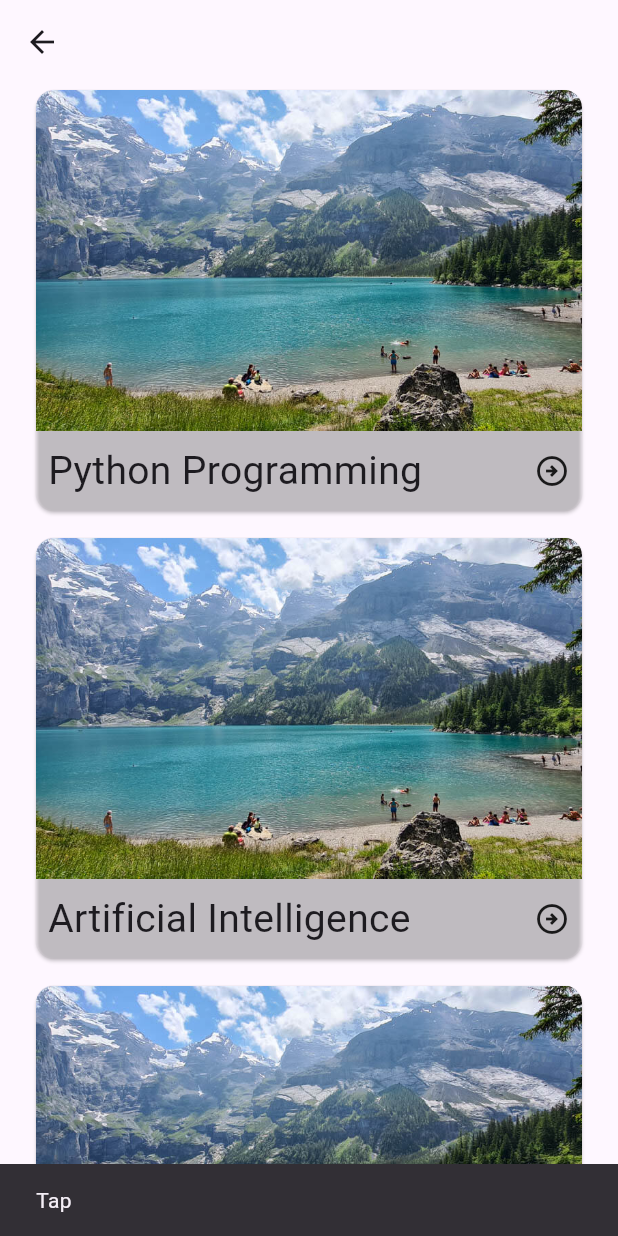
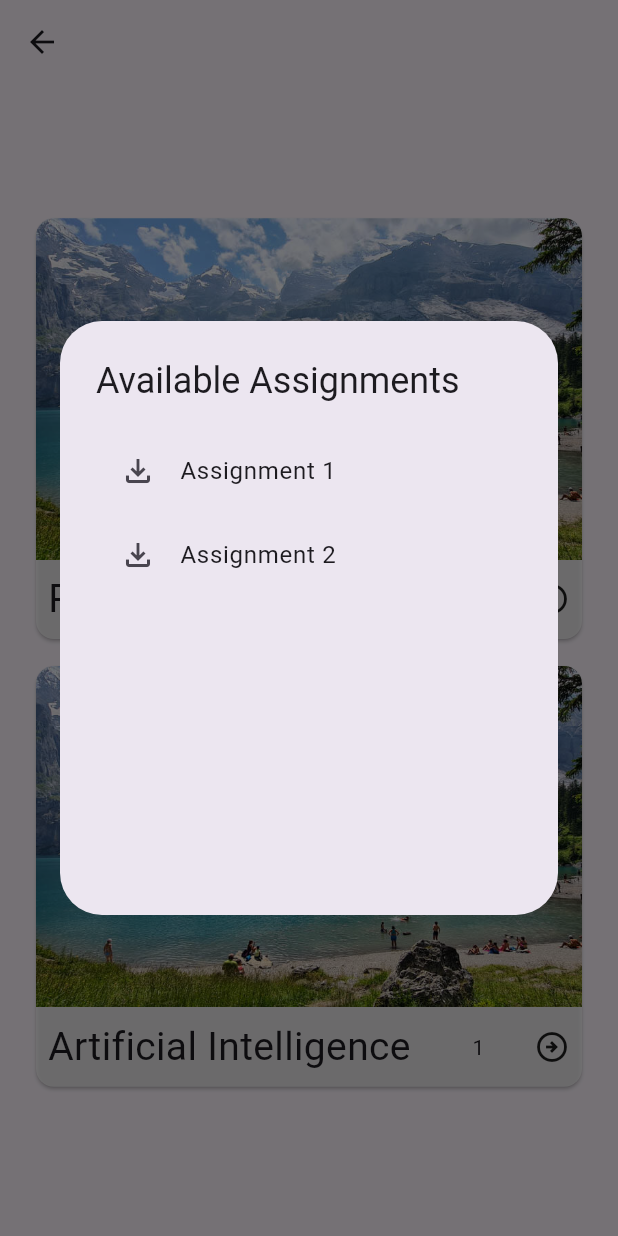
Before and after one commit to panchalbhavya2210/flutter_learn, a Flutter app: the CardDisplay screen opened directly, after a tap on "Python Programming", on a phone screen of 412 x 824 dp. Run offline on Flutter 3.47's test engine with Material 3 defaults, Android fonts, the phone set to English and light mode, and no system bars.

Commit message:
added plugin

```diff
--- /dev/null
+++ b/lib/semester/customcard.dart
@@ -0,0 +1,92 @@
+import "package:flutter/material.dart";
+import "package:url_launcher/url_launcher.dart";
+
+class CustomCard extends StatelessWidget {
+  const CustomCard(
+      {super.key,
+      required this.title,
+      required this.imgUrl,
+      required this.fileUrl});
+
+  final String title;
+  final String imgUrl;
+  final List<String> fileUrl;
+
+  @override
+  Widget build(BuildContext context) {
+    return InkWell(
+      radius: double.infinity,
+      onTap: () {
+        showDialog(
+            context: context,
+            builder: (BuildContext context) {
+              return AlertDialog(
+                title: Text('Available Assignments'),
+                content: setupAlertDialoadContainer(),
+              );
+            });
+      },
+      child: Card(
+        clipBehavior: Clip.antiAlias,
+        color: Colors.white70,
+        child: Column(
+          crossAxisAlignment: CrossAxisAlignment.start,
+          children: [
+            SizedBox(
+              width: double.infinity,
+              child: Image.asset(imgUrl),
+            ),
+            Row(
+              mainAxisAlignment: MainAxisAlignment.spaceBetween,
+              children: <Widget>[
+                Padding(
+                  padding: const EdgeInsets.all(8.0),
+                  child: Text(
+                    title,
+                    style: const TextStyle(
+                      fontSize: 26,
+                    ),
+                  ),
+                ),
+                Padding(
+                  padding: EdgeInsets.all(8),
+                  child: Text('${fileUrl.length}'),
+                ),
+                const Padding(
+                  padding: EdgeInsets.only(right: 8),
+                  child: Icon(Icons.arrow_circle_right_outlined),
+                ),
+              ],
+            )
+          ],
+        ),
+      ),
+    );
+  }
+
+  Widget setupAlertDialoadContainer() {
+    return SizedBox(
+      height: 300.0, // Change as per your requirement
+      width: 300.0, // Change as per your requirement
+      child: ListView.builder(
+        itemCount: fileUrl.length,
+        itemBuilder: (context, index) {
+          final url = fileUrl[index];
+          return ListTile(
+            leading: Icon(Icons.file_download_outlined),
+            title: Text("Assignment ${index + 1}"),
+            onTap: () => _launchUrl(url),
+          );
+        },
+      ),
+    );
+  }
+}
+
+_launchUrl(String url) async {
+  // Uri.encodeComponent(url);
+  final Uri uri = Uri.parse(url);
+  if (!await launchUrl(uri)) {
+    throw Exception('Could not launch');
+  }
+}
--- a/lib/semester/sem6.dart
+++ b/lib/semester/sem6.dart
@@ -1,4 +1,5 @@
 import "package:flutter/material.dart";
+import "package:hello_world/semester/customcard.dart";
 
 class CardDisplay extends StatelessWidget {
   const CardDisplay({super.key});
@@ -24,25 +25,33 @@ class CardDisplay extends StatelessWidget {
                     margin: EdgeInsets.only(bottom: 10),
                     width: double.infinity,
                     child: const CustomCard(
-                        title: "Python Programming", imgUrl: "images/lake.jpg"),
+                      title: "Python Programming",
+                      imgUrl: "images/lake.jpg",
+                      fileUrl: [
+                        'https://drive.proton.me/urls/X9TVGRJ19M#usRkZCUlQP82',
+                        'https://drive.proton.me/urls/E1DQ3QW5EM#OvFDymqW22a9'
+                      ],
+                    ),
                   ),
                   Container(
                     margin: EdgeInsets.only(bottom: 10),
                     width: double.infinity,
                     child: const CustomCard(
-                        title: "Artificial Intelligence",
-                        imgUrl: "images/lake.jpg"),
+                      title: "Artificial Intelligence",
+                      imgUrl: "images/lake.jpg",
+                      fileUrl: ['https://proton.me'],
+                    ),
                   ),
-                  Container(
-                    margin: EdgeInsets.only(bottom: 10),
-                    width: double.infinity,
-                    child: CustomCard(title: "PHP", imgUrl: "images/lake.jpg"),
-                  ),
-                  Container(
-                    margin: EdgeInsets.only(bottom: 10),
-                    width: double.infinity,
-                    child: CustomCard(title: "FGK", imgUrl: "images/lake.jpg"),
-                  ),
+                  // Container(
+                  //   margin: EdgeInsets.only(bottom: 10),
+                  //   width: double.infinity,
+                  //   child: CustomCard(title: "PHP", imgUrl: "images/lake.jpg"),
+                  // ),
+                  // Container(
+                  //   margin: EdgeInsets.only(bottom: 10),
+                  //   width: double.infinity,
+                  //   child: CustomCard(title: "FGK", imgUrl: "images/lake.jpg"),
+                  // ),
                 ],
               ),
             ),
@@ -50,53 +59,3 @@ class CardDisplay extends StatelessWidget {
         ));
   }
 }
-
-class CustomCard extends StatelessWidget {
-  const CustomCard({super.key, required this.title, required this.imgUrl});
-
-  final String title;
-  final String imgUrl;
-
-  @override
-  Widget build(BuildContext context) {
-    return InkWell(
-      radius: double.infinity,
-      onTap: () {
-        ScaffoldMessenger.of(context).showSnackBar(const SnackBar(
-          content: Text('Tap'),
-        ));
-      },
-      child: Card(
-        clipBehavior: Clip.antiAlias,
-        color: Colors.white10,
-        child: Column(
-          crossAxisAlignment: CrossAxisAlignment.start,
-          children: [
-            SizedBox(
-              width: double.infinity,
-              child: Image.asset(imgUrl),
-            ),
-            Row(
-              mainAxisAlignment: MainAxisAlignment.spaceBetween,
-              children: <Widget>[
-                Padding(
-                  padding: const EdgeInsets.all(8.0),
-                  child: Text(
-                    title,
-                    style: const TextStyle(
-                      fontSize: 26,
-                    ),
-                  ),
-                ),
-                const Padding(
-                  padding: EdgeInsets.only(right: 8),
-                  child: Icon(Icons.arrow_circle_right_outlined),
-                ),
-              ],
-            )
-          ],
-        ),
-      ),
-    );
-  }
-}
--- a/pubspec.yaml
+++ b/pubspec.yaml
@@ -28,6 +28,7 @@ environment:
 # the latest version available on pub.dev. To see which dependencies have newer
 # versions available, run `flutter pub outdated`.
 dependencies:
+  url_launcher: "6.2.5"
   flutter:
     sdk: flutter
 
```
Also changed, not shown: flutter_01.png (added), pubspec.lock, 5 other files.
